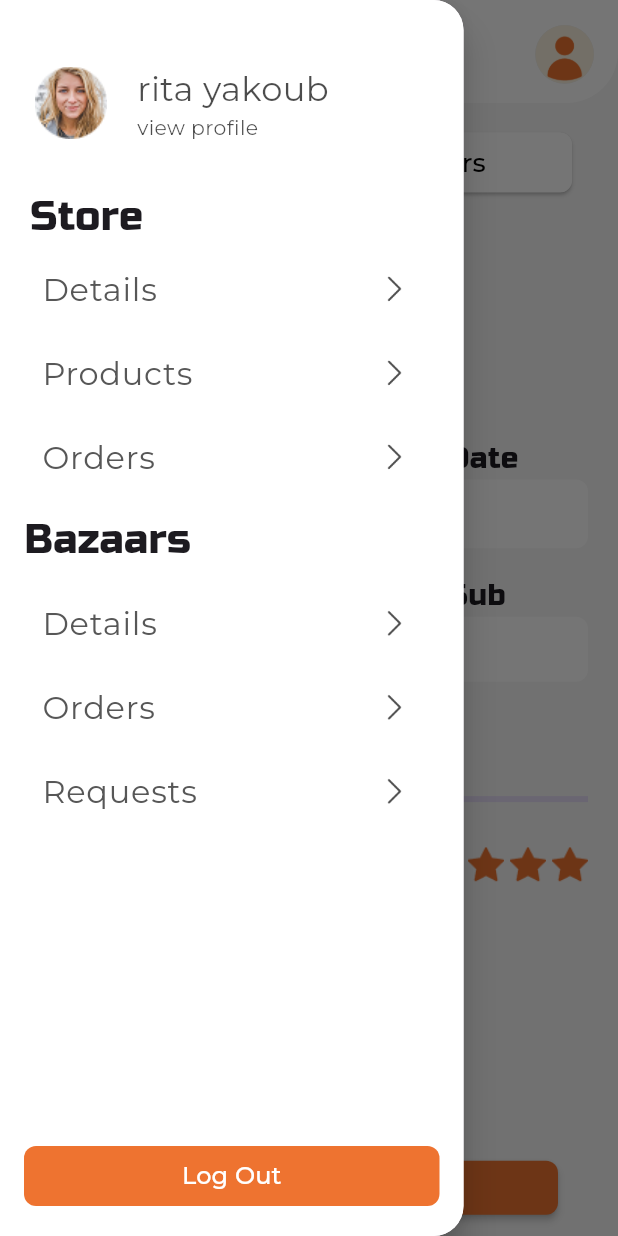
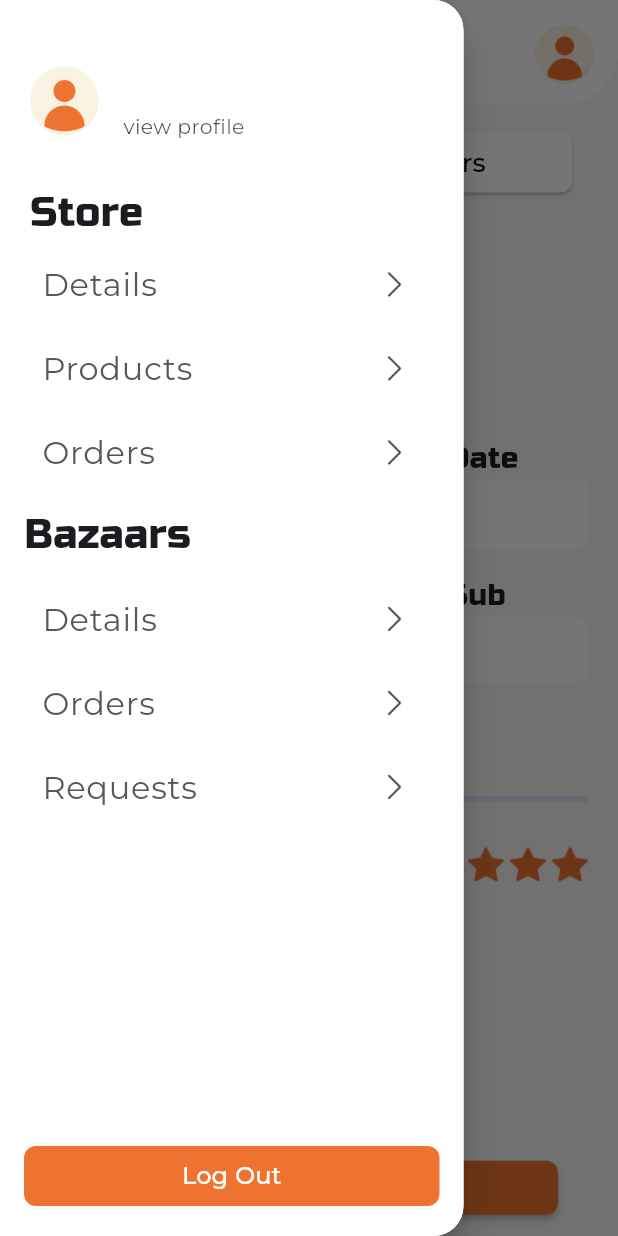
Before and after one commit to ritayakoub/bazaar, a Flutter app: the Bazzardetails screen opened directly, in the side drawer, after a tap on "Details", on a phone screen of 412 x 824 dp. Run offline on Flutter 3.47's test engine with Material 3 defaults, Android fonts, the phone set to English and light mode, and no system bars; our stand-ins replace cached_network_image, dartz, fluttertoast, get, image_picker, shared_preferences; missing offline and left inert: square_progress_indicator; accounts and stored records are empty; network calls fail.

Commit message:
account done with drawer

```diff
--- a/lib/view/home/widgets/CustomDrawer.dart
+++ b/lib/view/home/widgets/CustomDrawer.dart
@@ -2,12 +2,15 @@ import 'package:bazaar2/core/const_data/app_colors.dart';
 import 'package:bazaar2/core/const_data/app_image.dart';
 import 'package:bazaar2/core/const_data/font_family.dart';
 import 'package:bazaar2/view/Dashboard_home/controller/dashboard_controller.dart';
+import 'package:bazaar2/view/account/controller/accountcontroller.dart';
+import 'package:bazaar2/view/account/screen/account.dart';
 import 'package:bazaar2/view/store/screen/createstore.dart';
 import 'package:bazaar2/view/Store_Order/screen/storeorderall.dart';
 import 'package:bazaar2/view/bazzardetails/screen/bazzarscren.dart';
 import 'package:bazaar2/view/home/widgets/drawerlisttile.dart';
 import 'package:bazaar2/view/product/screen/noproduct.dart';
 import 'package:bazaar2/view/requestbazzar/screen/screenrequest.dart';
+import 'package:cached_network_image/cached_network_image.dart';
 import 'package:flutter/material.dart';
 import 'package:get/get.dart';
 
@@ -21,6 +24,7 @@ class CustomDrawer extends StatelessWidget {
 
   @override
   Widget build(BuildContext context) {
+    AccountController accountController = Get.find<AccountController>();
     return Material(
       elevation: MediaQueryUtil.screenWidth / 41.2,
       borderRadius: const BorderRadius.only(
@@ -46,12 +50,32 @@ class CustomDrawer extends StatelessWidget {
                 right: MediaQueryUtil.screenWidth / 20.6,
               ),
               child: Row(children: [
-                ClipRRect(
-                  borderRadius:
-                      BorderRadius.circular(MediaQueryUtil.screenWidth / 51.5),
-                  child: Image.asset(
-                    AppImages.user3,
-                    width: MediaQueryUtil.screenWidth / 7.5,
+                CircleAvatar(
+                  radius: MediaQueryUtil.screenWidth / 18,
+                  backgroundColor: Colors.grey.shade200,
+                  child: ClipOval(
+                    child: accountController.profileImageUrl.isNotEmpty
+                        ? CachedNetworkImage(
+                            imageUrl: accountController.profileImageUrl.value,
+                            fit: BoxFit.cover,
+                            width: double.infinity,
+                            height: double.infinity,
+                            placeholder: (context, url) => const Center(
+                              child: CircularProgressIndicator(strokeWidth: 2),
+                            ),
+                            errorWidget: (context, url, error) => Image.asset(
+                              AppImages.profilephoto,
+                              fit: BoxFit.cover,
+                              width: double.infinity,
+                              height: double.infinity,
+                            ),
+                          )
+                        : Image.asset(
+                            AppImages.profilephoto,
+                            fit: BoxFit.cover,
+                            width: double.infinity,
+                            height: double.infinity,
+                          ),
                   ),
                 ),
                 SizedBox(width: MediaQueryUtil.screenWidth / 25),
@@ -60,16 +84,19 @@ class CustomDrawer extends StatelessWidget {
                     crossAxisAlignment: CrossAxisAlignment.start,
                     children: [
                       Text(
-                        "rita yakoub",
+                        Get.find<AccountController>().nameController.text,
                         style: TextStyle(
                             fontSize: MediaQueryUtil.screenWidth / 18.3,
                             color: AppColors.black70),
                       ),
-                      Text(
-                        "view profile",
-                        style: TextStyle(
-                            fontSize: MediaQueryUtil.screenWidth / 30.3,
-                            color: AppColors.black70),
+                      GestureDetector(
+                        onTap: () => Get.to(const Account()),
+                        child: Text(
+                          "view profile",
+                          style: TextStyle(
+                              fontSize: MediaQueryUtil.screenWidth / 30.3,
+                              color: AppColors.black70),
+                        ),
                       ),
                     ],
                   ),
```
Also changed, not shown: lib/widget/LoadingProfilePhoto.dart (deleted, +0 -46 lines).
